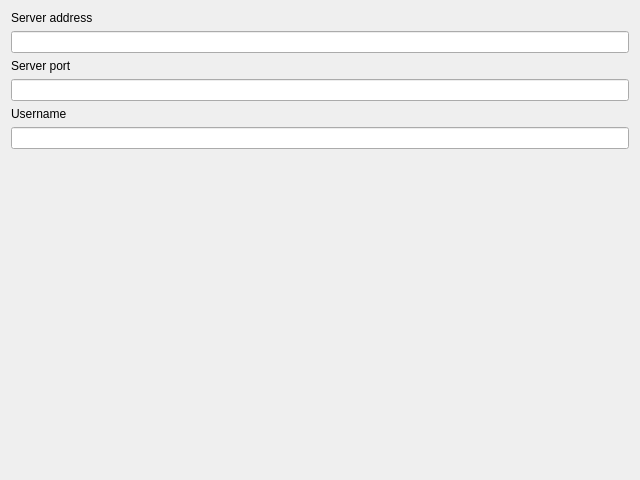
Above: login_view.ui from topseli/PyChat before the change. Below: the same form after it.
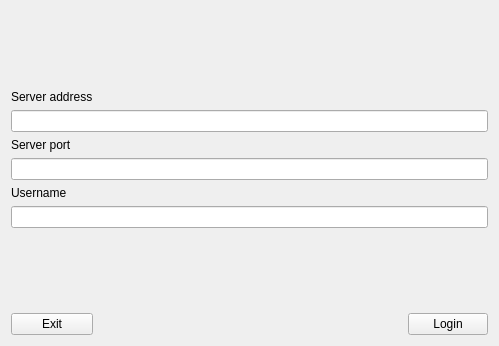
That is the form after the change.

What changed in the file:
```diff
--- a/login_view.ui
+++ b/login_view.ui
@@ -6,46 +6,86 @@
    <rect>
     <x>0</x>
     <y>0</y>
-    <width>640</width>
-    <height>480</height>
+    <width>499</width>
+    <height>346</height>
    </rect>
   </property>
   <property name="windowTitle">
    <string>Form</string>
   </property>
   <layout class="QGridLayout" name="gridLayout">
-   <item row="7" column="0">
-    <widget class="QLabel" name="username_label">
-     <property name="text">
-      <string>Username</string>
-     </property>
-    </widget>
+   <item row="10" column="0" colspan="3">
+    <widget class="QLineEdit" name="username_input"/>
    </item>
-   <item row="1" column="0">
+   <item row="3" column="0" colspan="3">
     <widget class="QLineEdit" name="server_address_input"/>
    </item>
-   <item row="3" column="0">
+   <item row="12" column="2">
+    <widget class="QPushButton" name="login_button">
+     <property name="text">
+      <string>Login</string>
+     </property>
+    </widget>
+   </item>
+   <item row="5" column="0">
     <widget class="QLabel" name="port_label">
      <property name="text">
       <string>Server port</string>
      </property>
     </widget>
    </item>
-   <item row="8" column="0">
-    <widget class="QLineEdit" name="username_input"/>
-   </item>
-   <item row="0" column="0">
+   <item row="2" column="0">
     <widget class="QLabel" name="address_label">
      <property name="text">
       <string>Server address</string>
      </property>
     </widget>
    </item>
-   <item row="4" column="0">
-    <widget class="QLineEdit" name="server_port_input"/>
-   </item>
    <item row="9" column="0">
-    <spacer name="vertical_spacer">
+    <widget class="QLabel" name="username_label">
+     <property name="text">
+      <string>Username</string>
+     </property>
+    </widget>
+   </item>
+   <item row="6" column="0" colspan="3">
+    <widget class="QLineEdit" name="server_port_input"/>
+   </item>
+   <item row="12" column="0">
+    <widget class="QPushButton" name="exit_button">
+     <property name="text">
+      <string>Exit</string>
+     </property>
+    </widget>
+   </item>
+   <item row="12" column="1">
+    <spacer name="button_spacer">
+     <property name="orientation">
+      <enum>Qt::Horizontal</enum>
+     </property>
+     <property name="sizeHint" stdset="0">
+      <size>
+       <width>40</width>
+       <height>20</height>
+      </size>
+     </property>
+    </spacer>
+   </item>
+   <item row="11" column="1">
+    <spacer name="bottom_spacer">
+     <property name="orientation">
+      <enum>Qt::Vertical</enum>
+     </property>
+     <property name="sizeHint" stdset="0">
+      <size>
+       <width>20</width>
+       <height>40</height>
+      </size>
+     </property>
+    </spacer>
+   </item>
+   <item row="1" column="0" colspan="3">
+    <spacer name="top_spacer">
      <property name="orientation">
       <enum>Qt::Vertical</enum>
      </property>
```
